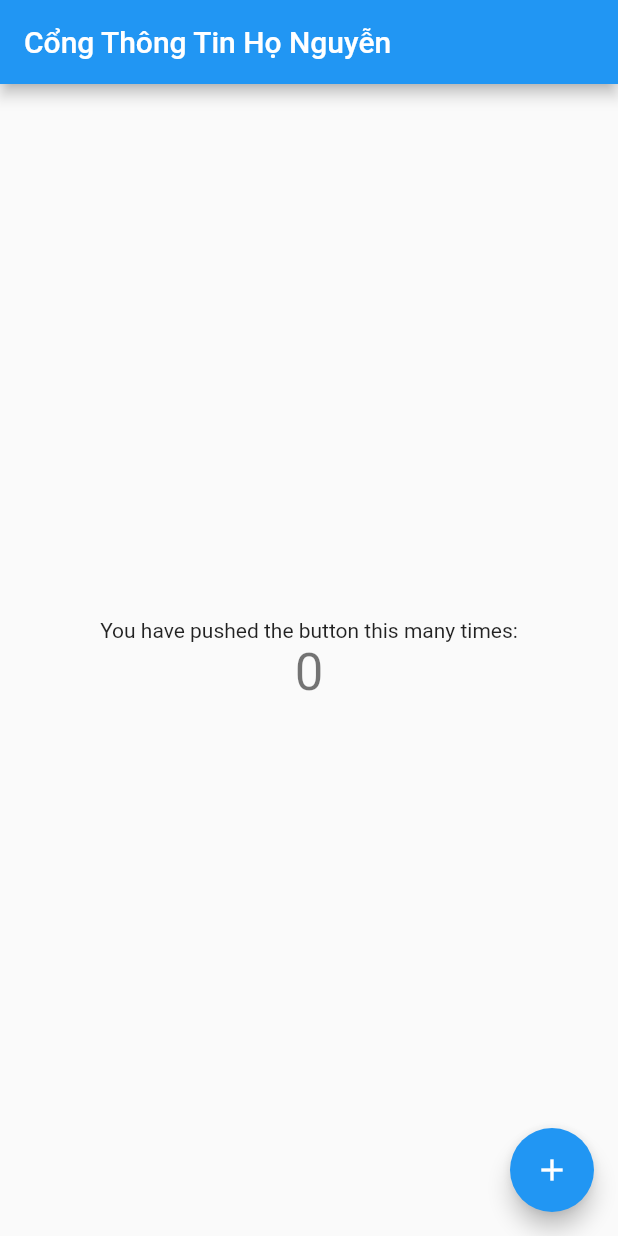
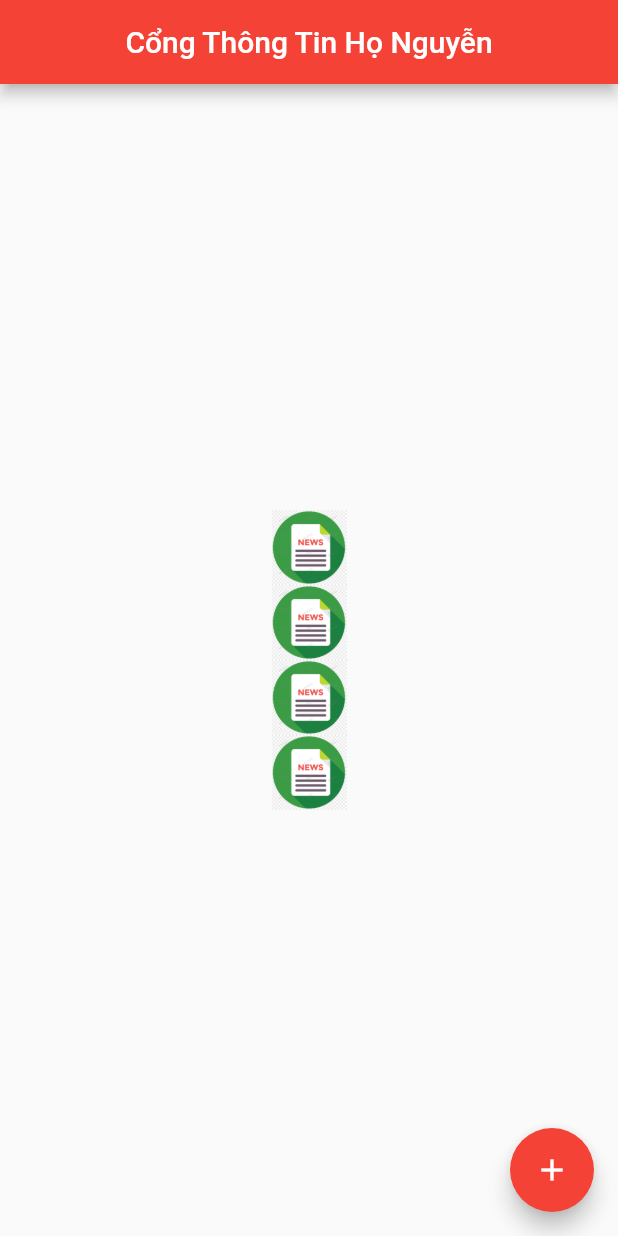
Before and after one commit to NV-Systems-Company/Nguyen, a Flutter app: the screen it shows after launch, on a phone screen of 412 x 824 dp. Run offline on Flutter 3.47's test engine with Material 2 defaults, Android fonts, the phone set to English and light mode, and no system bars.

Commit message:
update app

```diff
--- a/lib/main.dart
+++ b/lib/main.dart
@@ -20,7 +20,7 @@ class MyApp extends StatelessWidget {
         // or simply save your changes to "hot reload" in a Flutter IDE).
         // Notice that the counter didn't reset back to zero; the application
         // is not restarted.
-        primarySwatch: Colors.blue,
+        primarySwatch: Colors.red,
       ),
       home: MyHomePage(title: 'Cổng Thông Tin Họ Nguyễn'),
     );
@@ -71,7 +71,9 @@ class _MyHomePageState extends State<MyHomePage> {
       appBar: AppBar(
         // Here we take the value from the MyHomePage object that was created by
         // the App.build method, and use it to set our appbar title.
-        title: Text(widget.title),
+        title: Center(
+          child: Text(widget.title),
+        ),
       ),
       body: Center(
         // Center is a layout widget. It takes a single child and positions it
@@ -93,13 +95,10 @@ class _MyHomePageState extends State<MyHomePage> {
           // horizontal).
           mainAxisAlignment: MainAxisAlignment.center,
           children: <Widget>[
-            Text(
-              'You have pushed the button this many times:',
-            ),
-            Text(
-              '$_counter',
-              style: Theme.of(context).textTheme.headline4,
-            ),
+            HomeIcon(homeicons : 'news'),
+            HomeIcon(homeicons : 'news'),
+            HomeIcon(homeicons : 'news'),
+            HomeIcon(homeicons : 'news')
           ],
         ),
       ),
@@ -111,3 +110,12 @@ class _MyHomePageState extends State<MyHomePage> {
     );
   }
 }
+class HomeIcon extends StatelessWidget{
+  HomeIcon({this.homeicons});
+  final String homeicons;
+  @override
+  Widget build(BuildContext context) {
+    // TODO: implement build
+    return Image.asset('assets/images/icon_' + (homeicons) + '.png',width: 50,height: 50);
+  }
+}
--- a/pubspec.yaml
+++ b/pubspec.yaml
@@ -44,7 +44,8 @@ flutter:
   # assets:
   #   - images/a_dot_burr.jpeg
   #   - images/a_dot_ham.jpeg
-
+  assets:
+    - assets/images/
   # An image asset can refer to one or more resolution-specific "variants", see
   # https://flutter.dev/assets-and-images/#resolution-aware.
 
```
Also changed, not shown: assets/images/icon_news.png (added), 19 other files.
